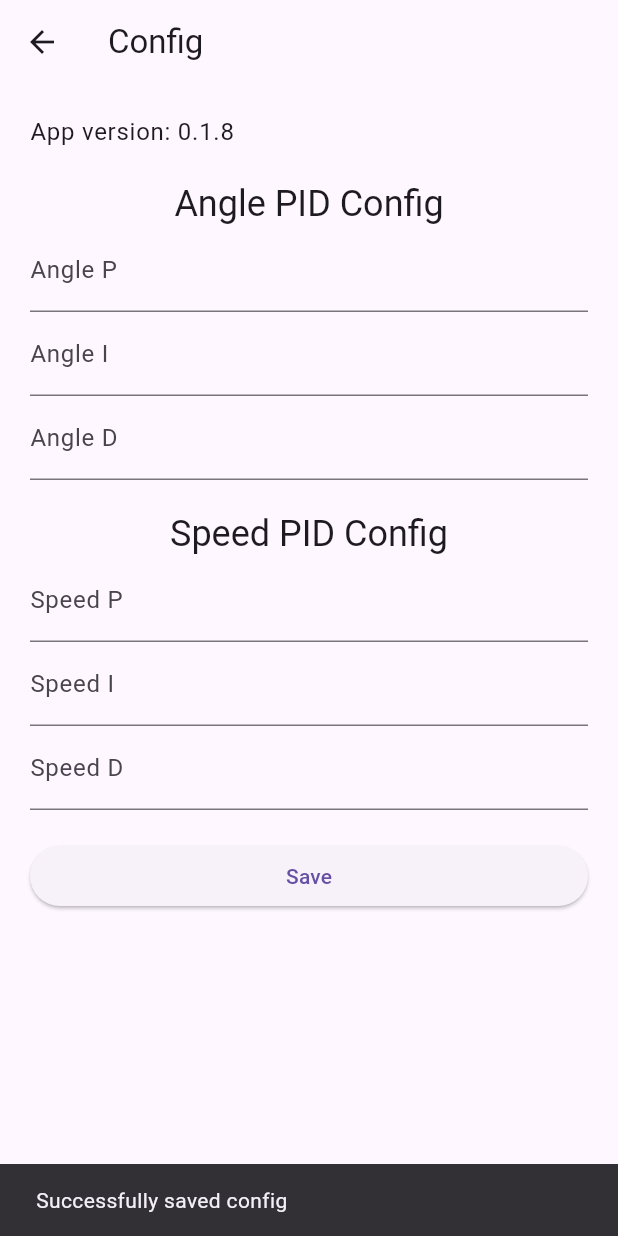
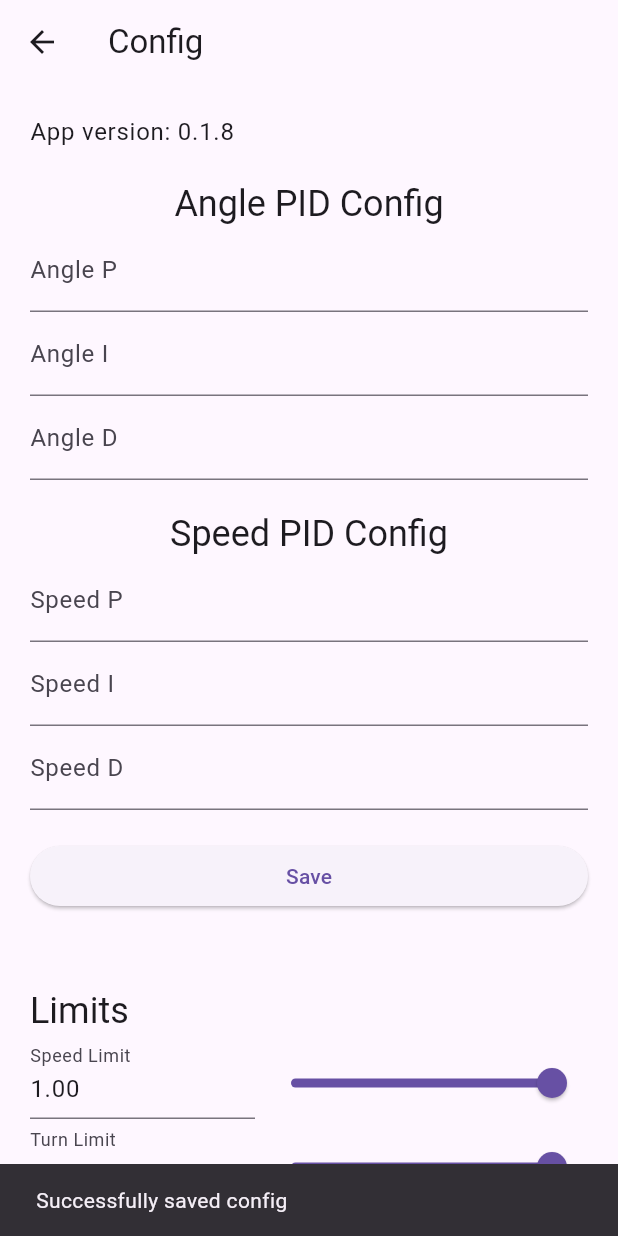
Before and after one commit to SouthEugeneRoboticsTeam/ursa-driver-station, a Flutter app: the ConfigPage screen opened by its route, after a tap on "Save", on a phone screen of 412 x 824 dp. Run offline on Flutter 3.47's test engine with Material 2 defaults, Android fonts, the phone set to English and light mode, and no system bars; drawn by our look-alikes of dynamic_color; our stand-ins replace connectivity_plus, js, package_info_plus, sentry_flutter, shared_preferences, webview_flutter; missing offline and left inert: app_settings, flutter_joystick, model_viewer_plus; accounts and stored records are empty; generated files the repository leaves out were written again; statements that could not run were skipped.

Commit message:
Add speed and turn limits
Closes https://github.com/SouthEugeneRoboticsTeam/ursa-driver-station/issues/17

```diff
--- a/lib/domain/connection.dart
+++ b/lib/domain/connection.dart
@@ -3,6 +3,7 @@ import 'dart:io';
 
 import 'package:connectivity_plus/connectivity_plus.dart';
 
+import '../models/config_model.dart';
 import '../models/connection_model.dart';
 import '../models/desired_state_model.dart';
 import '../models/robot_state_model.dart';
@@ -66,7 +67,12 @@ class ConnectionManager {
     sendLoop = Timer.periodic(
       const Duration(milliseconds: 50),
       (Timer t) {
-        sendData(CommandMessage.from(DesiredStateModel()).getBytes());
+        sendData(
+          CommandMessage.from(
+            DesiredStateModel(),
+            config: ConfigModel(),
+          ).getBytes(),
+        );
       },
     );
   }
--- a/lib/domain/dtos/command_message.dart
+++ b/lib/domain/dtos/command_message.dart
@@ -1,5 +1,6 @@
 import 'dart:typed_data';
 
+import '../../models/config_model.dart';
 import '../../models/desired_state_model.dart';
 
 double remap(
@@ -64,7 +65,7 @@ class CommandMessage {
     return _builder.takeBytes();
   }
 
-  static CommandMessage from(Object object) {
+  static CommandMessage from(Object object, {ConfigModel? config}) {
     var commandMessage = CommandMessage();
 
     if (object is CommandMessage) {
@@ -82,8 +83,8 @@ class CommandMessage {
       commandMessage.saveRecallState = object.saveRecallState;
     } else if (object is DesiredStateModel) {
       commandMessage.enabled = object.enabled;
-      commandMessage.speed = remap(object.speed, -1, 1, 0, 200).round();
-      commandMessage.turn = remap(object.turn, -1, 1, 0, 200).round();
+      commandMessage.speed = remap(object.speed * (config?.speedScalar ?? 1), -1, 1, 0, 200).round();
+      commandMessage.turn = remap(object.turn * (config?.turnScalar ?? 1), -1, 1, 0, 200).round();
       commandMessage.auxiliary = object.auxiliary;
       commandMessage.advanced = object.advanced;
       commandMessage.angleP = object.angleP;
--- a/lib/l10n/app_en.arb
+++ b/lib/l10n/app_en.arb
@@ -18,5 +18,9 @@
   "save": "Save",
   "saveSuccess": "Successfully saved config",
 
+  "limits": "Limits",
+  "speedLimit": "Speed Limit",
+  "turnLimit": "Turn Limit",
+
   "appVersion": "Version"
 }
--- a/lib/l10n/app_es.arb
+++ b/lib/l10n/app_es.arb
@@ -18,5 +18,9 @@
   "save": "Guardar",
   "saveSuccess": "Configuración guardada exitosamente",
 
+  "limits": "Límites",
+  "speedLimit": "Límite de velocidad",
+  "turnLimit": "Límite de giro",
+
   "appVersion": "Versión"
 }
--- a/lib/l10n/app_fr.arb
+++ b/lib/l10n/app_fr.arb
@@ -18,5 +18,9 @@
   "save": "Enregistrer",
   "saveSuccess": "Configuration enregistrée avec succès",
 
+  "limits": "Limites",
+  "speedLimit": "Limitation de vitesse",
+  "turnLimit": "Limitation de virage",
+
   "appVersion": "Version"
 }
--- /dev/null
+++ b/lib/models/config_model.dart
@@ -0,0 +1,43 @@
+import 'package:flutter/material.dart';
+import 'package:shared_preferences/shared_preferences.dart';
+
+class ConfigModel extends ChangeNotifier {
+  static final ConfigModel _instance = ConfigModel._internal();
+
+  factory ConfigModel() {
+    _instance._initState();
+
+    return _instance;
+  }
+
+  Future _initState() async {
+    prefs = await SharedPreferences.getInstance();
+
+    double speedScalar = prefs?.getDouble('ConfigModel.speedScalar') ?? 1.0;
+    double turnScalar = prefs?.getDouble('ConfigModel.turnScalar') ?? 1.0;
+
+    setSpeedScalar(speedScalar);
+    setTurnScalar(turnScalar);
+  }
+
+  ConfigModel._internal();
+
+  SharedPreferences? prefs;
+
+  double speedScalar = 1.0;
+  double turnScalar = 1.0;
+
+  void setSpeedScalar(double value) {
+    speedScalar = value;
+    prefs?.setDouble('ConfigModel.speedScalar', value);
+
+    notifyListeners();
+  }
+
+  void setTurnScalar(double value) {
+    turnScalar = value;
+    prefs?.setDouble('ConfigModel.turnScalar', value);
+
+    notifyListeners();
+  }
+}
--- a/lib/pages/config_page.dart
+++ b/lib/pages/config_page.dart
@@ -2,6 +2,7 @@ import 'package:flutter/material.dart';
 import 'package:flutter_gen/gen_l10n/app_localizations.dart';
 import 'package:package_info_plus/package_info_plus.dart';
 
+import '../models/config_model.dart';
 import '../models/desired_state_model.dart';
 import '../models/robot_state_model.dart';
 
@@ -68,7 +69,7 @@ class ConfigPageState extends State<ConfigPage> {
     }
   }
 
-  Widget _buildConfigSection(List<ConfigParameter> parameters, String title) {
+  Widget _buildPidSection(List<ConfigParameter> parameters, String title) {
     return Column(
       children: [
         Text(title, style: Theme.of(context).textTheme.headlineSmall),
@@ -89,6 +90,45 @@ class ConfigPageState extends State<ConfigPage> {
     );
   }
 
+  Widget _buildLimitSection(
+    String title,
+    double value,
+    void Function(double) onChange,
+  ) {
+    var controller = TextEditingController(text: value.toStringAsFixed(2));
+    var focusNode = FocusNode();
+
+    focusNode.addListener(() {
+      if (!focusNode.hasFocus) {
+        onChange(_getParsedValue(controller.text).clamp(0, 1));
+      }
+    });
+
+    return Row(
+      crossAxisAlignment: CrossAxisAlignment.end,
+      children: [
+        SizedBox(
+          width: 150,
+          child: TextField(
+            decoration: InputDecoration(labelText: title),
+            keyboardType: TextInputType.number,
+            enabled: hasData,
+            controller: controller,
+            focusNode: focusNode,
+          ),
+        ),
+        Expanded(
+          child: Slider(
+            value: value,
+            onChanged: (e) => onChange(
+              e.clamp(0, 1),
+            ),
+          ),
+        ),
+      ],
+    );
+  }
+
   @override
   Widget build(BuildContext context) {
     return Scaffold(
@@ -105,26 +145,17 @@ class ConfigPageState extends State<ConfigPage> {
                 'App version: $packageVersion',
                 style: Theme.of(context).textTheme.bodyLarge,
               ),
-
               const SizedBox(height: 20),
-
-              _buildConfigSection(
+              _buildPidSection(
                 _angleParameters,
                 AppLocalizations.of(context)!.angleConfig,
               ),
-
-              // 20px spacer
               const SizedBox(height: 20),
-
-              _buildConfigSection(
+              _buildPidSection(
                 _speedParameters,
                 AppLocalizations.of(context)!.speedConfig,
               ),
-
-              // 20px spacer
               const SizedBox(height: 20),
-
-              // save button
               ElevatedButton(
                 onPressed: hasData
                     ? () {
@@ -132,6 +163,29 @@ class ConfigPageState extends State<ConfigPage> {
                       }
                     : null,
                 child: Text(AppLocalizations.of(context)!.save),
+              ),
+              const SizedBox(height: 50),
+              Text(
+                AppLocalizations.of(context)!.limits,
+                style: Theme.of(context).textTheme.headlineSmall,
+              ),
+              _buildLimitSection(
+                AppLocalizations.of(context)!.speedLimit,
+                ConfigModel().speedScalar,
+                (e) {
+                  setState(() {
+                    ConfigModel().setSpeedScalar(e);
+                  });
+                },
+              ),
+              _buildLimitSection(
+                AppLocalizations.of(context)!.turnLimit,
+                ConfigModel().turnScalar,
+                (e) {
+                  setState(() {
+                    ConfigModel().setTurnScalar(e);
+                  });
+                },
               ),
             ],
           ),
--- a/pubspec.yaml
+++ b/pubspec.yaml
@@ -41,7 +41,7 @@ dependencies:
   flutter_localizations:
     sdk: flutter
   intl: any
-  shared_preferences: ^2.1.1
+  shared_preferences: ^2.2.0
   model_viewer_plus:
     git:
       url: https://github.com/GwonHyeok/model_viewer_plus.dart.git
```
Also changed, not shown: pubspec.lock.
